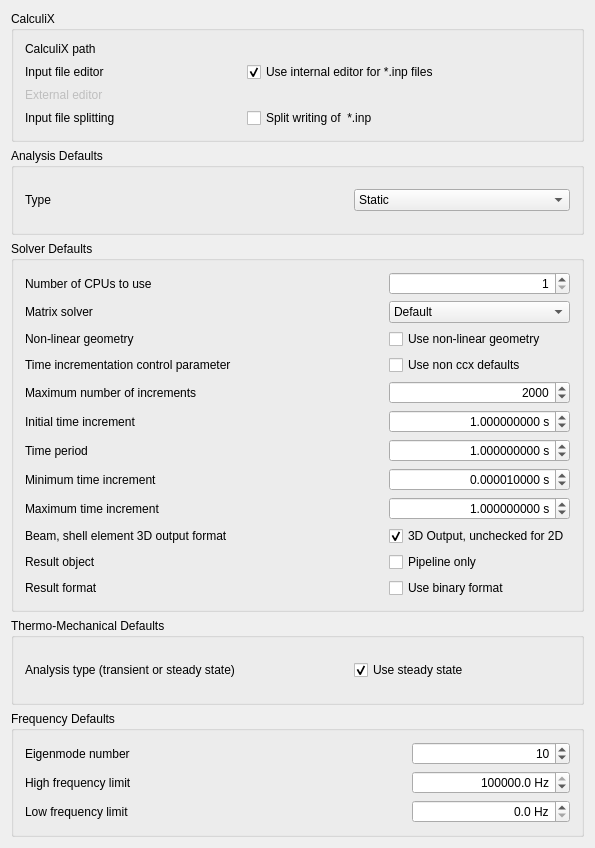
Above: src/Mod/Fem/Gui/DlgSettingsFemCcx.ui from DrBenson/FreeCAD before the change. Below: the same form after it.
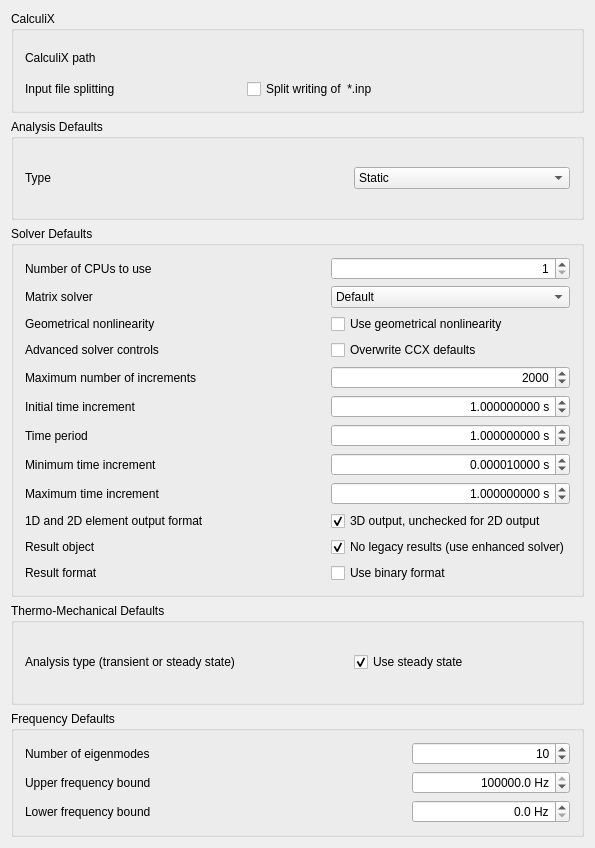
That is the form after the change. Icons and pictures are not drawn. Custom widgets are drawn as their Qt base class.

Diff of the .ui file:
```diff
--- a/src/Mod/Fem/Gui/DlgSettingsFemCcx.ui
+++ b/src/Mod/Fem/Gui/DlgSettingsFemCcx.ui
@@ -85,65 +85,13 @@
          </widget>
         </item>
         <item row="4" column="0">
-         <widget class="QLabel" name="l_editor">
-          <property name="text">
-           <string>Input file editor</string>
-          </property>
-         </widget>
-        </item>
-        <item row="4" column="1">
-         <widget class="Gui::PrefCheckBox" name="cb_int_editor">
-          <property name="text">
-           <string>Use internal editor for *.inp files</string>
-          </property>
-          <property name="checked">
-           <bool>true</bool>
-          </property>
-          <property name="prefEntry" stdset="0">
-           <cstring>UseInternalEditor</cstring>
-          </property>
-          <property name="prefPath" stdset="0">
-           <cstring>Mod/Fem/Ccx</cstring>
-          </property>
-         </widget>
-        </item>
-        <item row="5" column="0">
-         <widget class="QLabel" name="l_ext_editor">
-          <property name="enabled">
-           <bool>false</bool>
-          </property>
-          <property name="minimumSize">
-           <size>
-            <width>100</width>
-            <height>0</height>
-           </size>
-          </property>
-          <property name="text">
-           <string>External editor</string>
-          </property>
-         </widget>
-        </item>
-        <item row="5" column="1">
-         <widget class="Gui::PrefFileChooser" name="fc_ext_editor">
-          <property name="enabled">
-           <bool>false</bool>
-          </property>
-          <property name="prefEntry" stdset="0">
-           <cstring>ExternalEditorPath</cstring>
-          </property>
-          <property name="prefPath" stdset="0">
-           <cstring>Mod/Fem/Ccx</cstring>
-          </property>
-         </widget>
-        </item>
-        <item row="6" column="0">
          <widget class="QLabel" name="l_editor_2">
           <property name="text">
            <string>Input file splitting</string>
           </property>
          </widget>
         </item>
-        <item row="6" column="1">
+        <item row="4" column="1">
          <widget class="Gui::PrefCheckBox" name="cb_split_inp_writer">
           <property name="enabled">
            <bool>true</bool>
@@ -193,6 +141,9 @@
           <property name="toolTip">
            <string>Default type on analysis</string>
           </property>
+          <property name="currentIndex">
+           <number>0</number>
+          </property>
           <property name="prefEntry" stdset="0">
            <cstring>AnalysisType</cstring>
           </property>
@@ -289,7 +240,7 @@
         <item row="3" column="2">
          <widget class="Gui::PrefCheckBox" name="cb_use_iterations_param">
           <property name="text">
-           <string>Use non ccx defaults</string>
+           <string>Overwrite CCX defaults</string>
           </property>
           <property name="checked">
            <bool>false</bool>
@@ -312,7 +263,7 @@
         <item row="9" column="2">
          <widget class="Gui::PrefCheckBox" name="cb_BeamShellOutput">
           <property name="text">
-           <string>3D Output, unchecked for 2D</string>
+           <string>3D output, unchecked for 2D output</string>
           </property>
           <property name="checked">
            <bool>true</bool>
@@ -352,6 +303,9 @@
           <property name="editable">
            <bool>false</bool>
           </property>
+          <property name="currentIndex">
+           <number>0</number>
+          </property>
           <property name="prefEntry" stdset="0">
            <cstring>Solver</cstring>
           </property>
@@ -393,7 +347,7 @@
         <item row="2" column="0">
          <widget class="QLabel" name="l_non_lin_geom">
           <property name="text">
-           <string>Non-linear geometry</string>
+           <string>Geometrical nonlinearity</string>
           </property>
          </widget>
         </item>
@@ -469,7 +423,7 @@
         <item row="3" column="0">
          <widget class="QLabel" name="l_use_iterations_param">
           <property name="text">
-           <string>Time incrementation control parameter</string>
+           <string>Advanced solver controls</string>
           </property>
          </widget>
         </item>
@@ -547,7 +501,7 @@
         <item row="2" column="2">
          <widget class="Gui::PrefCheckBox" name="cb_ccx_non_lin_geom">
           <property name="text">
-           <string>Use non-linear geometry</string>
+           <string>Use geometrical nonlinearity</string>
           </property>
           <property name="checked">
            <bool>false</bool>
@@ -594,7 +548,7 @@
         <item row="9" column="0">
          <widget class="QLabel" name="l_BeamShellOutput">
           <property name="text">
-           <string>Beam, shell element 3D output format</string>
+           <string>1D and 2D element output format</string>
           </property>
          </widget>
         </item>
@@ -640,14 +594,14 @@
         <item row="10" column="2">
          <widget class="Gui::PrefCheckBox" name="ckb_pipeline_result">
           <property name="text">
-           <string>Pipeline only</string>
+           <string>No legacy results (use enhanced solver)</string>
           </property>
           <property name="toolTip">
            <string>Load results as pipeline instead of CCX_Results objects.
 After unchecking this option, the CalculiX command behaves like SolverCalculiXCcxTools</string>
           </property>
           <property name="checked">
-           <bool>false</bool>
+           <bool>true</bool>
           </property>
           <property name="prefEntry" stdset="0">
            <cstring>ResultAsPipeline</cstring>
@@ -761,14 +715,14 @@
         <item row="2" column="0">
          <widget class="QLabel" name="l_eigenmode_high_limit">
           <property name="text">
-           <string>High frequency limit</string>
+           <string>Upper frequency bound</string>
           </property>
          </widget>
         </item>
         <item row="1" column="0">
          <widget class="QLabel" name="l_eigenmode_number">
           <property name="text">
-           <string>Eigenmode number</string>
+           <string>Number of eigenmodes</string>
           </property>
          </widget>
         </item>
@@ -822,7 +776,7 @@
         <item row="3" column="0">
          <widget class="QLabel" name="l_eigenmode_low_limit">
           <property name="text">
-           <string>Low frequency limit</string>
+           <string>Lower frequency bound</string>
           </property>
          </widget>
         </item>
```
Left out of the diff: 32 changed lines with no effect on the pictures.
